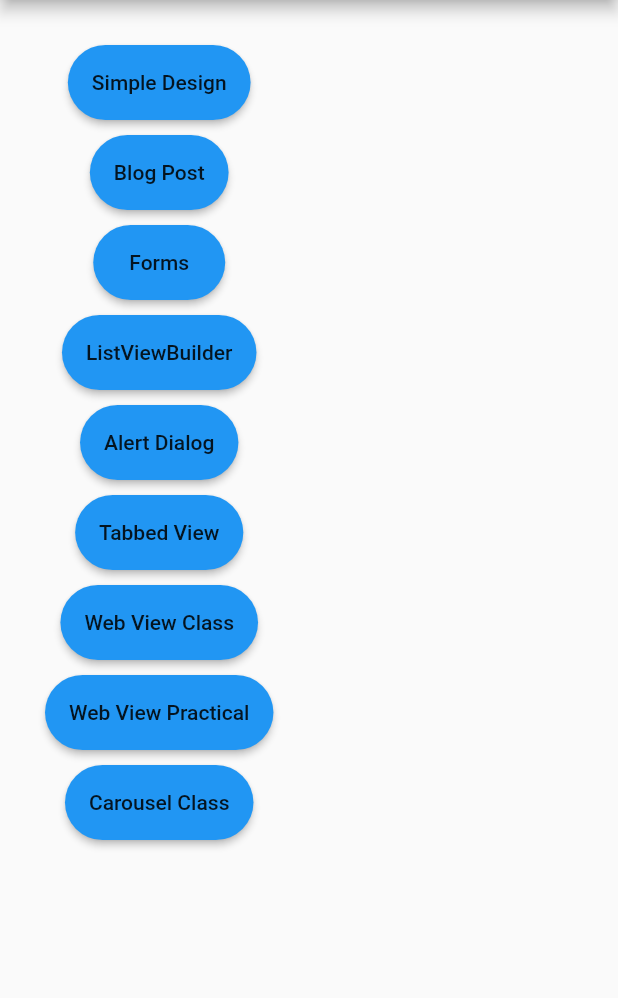
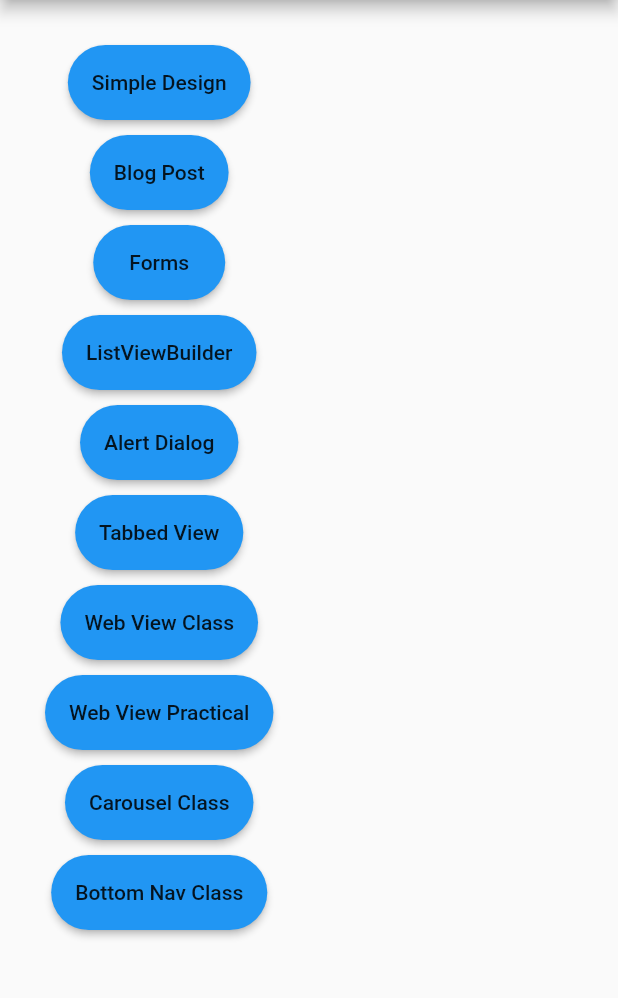
Before and after one commit to Sxmtee/Flutter-Tutorial, a Flutter app: the screen it shows after launch, on a phone screen of 412 x 824 dp, the part 84-1082 px from its top. Run offline on Flutter 3.47's test engine with Material 2 defaults, Android fonts, the phone set to English and light mode, and no system bars; our stand-ins replace carousel_indicator, carousel_slider, email_validator, webview_flutter; missing offline and left inert: regexpattern.

Commit message:
bottomnavclass

```diff
--- a/lib/main.dart
+++ b/lib/main.dart
@@ -1,5 +1,6 @@
 import 'package:carltutorial/alert_dialog.dart';
 import 'package:carltutorial/blog_post.dart';
+import 'package:carltutorial/bottomnavclass.dart';
 import 'package:carltutorial/carousel_class.dart';
 import 'package:carltutorial/forms.dart';
 import 'package:carltutorial/listview_builder.dart';
@@ -187,6 +188,22 @@ class Home extends StatelessWidget {
               const SizedBox(
                 height: 10,
               ),
+              //bottomnav
+              MaterialButton(
+                onPressed: () {
+                  var route = MaterialPageRoute(
+                    builder: (context) => const BottomNavClass(),
+                  );
+                  Navigator.push(context, route);
+                },
+                color: Colors.blue,
+                height: 50,
+                shape: const StadiumBorder(),
+                child: const Text("Bottom Nav Class"),
+              ),
+              const SizedBox(
+                height: 10,
+              ),
             ],
           ),
         ),
--- a/pubspec.yaml
+++ b/pubspec.yaml
@@ -38,6 +38,7 @@ dependencies:
   webview_flutter: ^4.2.0
   regexpattern: ^2.1.0
   carousel_slider: ^4.2.1
+  carousel_indicator: ^1.0.6
 
 dev_dependencies:
   flutter_test:
```
Also changed, not shown: lib/bottomnavclass.dart (added, +55 -0 lines), lib/carousel_class.dart (+13 -1 lines), pubspec.lock.
